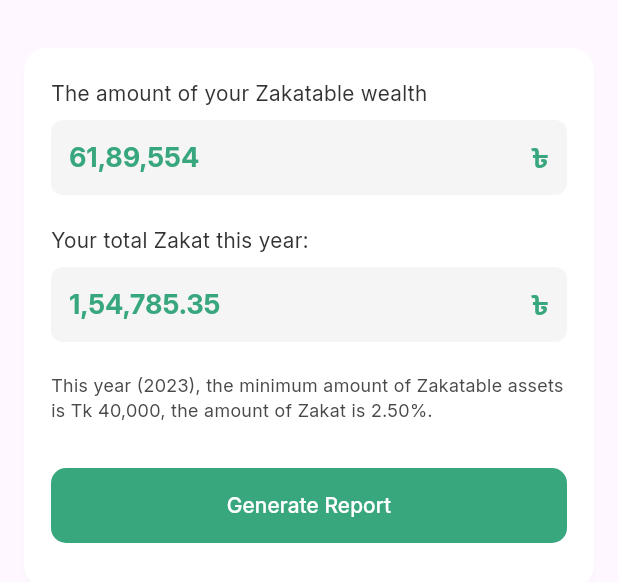
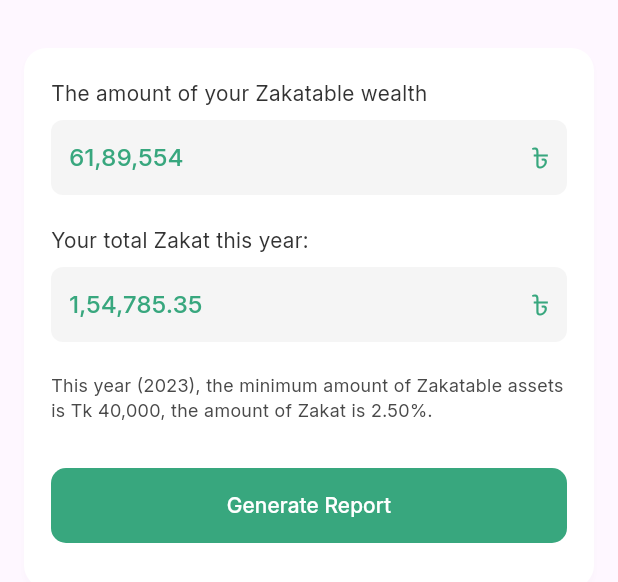
Before and after one commit to shakilmahmud10/muslim_pro, a Flutter app: the ZakatResultScreen widget shown alone on an empty page, opened directly with empty values, on a phone screen of 412 x 824 dp. Shown: the top 582 px of the screen. Run offline on Flutter 3.47's test engine with Material 3 defaults, Android fonts, the phone set to English and light mode, and no system bars; our stand-ins replace flutter_svg.

Commit message:
3 update

```diff
--- a/lib/zakat_Calculator/zakat_Calculator.dart
+++ b/lib/zakat_Calculator/zakat_Calculator.dart
@@ -166,7 +166,7 @@ class _ZakatInputFieldState extends State<ZakatInputField> {
                     fontWeight: FontWeight.w400,
                     color: _isFocused || widget.initialValuePresent
                         ? AppColors.primary
-                        : AppColors.textLight,
+                        : AppColors.textHint,
                     fontSize: 18,
                   ),
                 ),
@@ -528,7 +528,8 @@ class ZakatResultScreen extends StatelessWidget {
               Text(
                 value,
                 style: AppStyles.headerTitle.copyWith(
-                  fontSize: 18,
+                  fontSize: 16,
+                  fontWeight: FontWeight.w500,
                   color: AppColors.primary,
                 ),
               ),
@@ -536,7 +537,7 @@ class ZakatResultScreen extends StatelessWidget {
                 '৳',
                 style: TextStyle(
                   fontSize: 18,
-                  fontWeight: FontWeight.bold,
+                  // fontWeight: FontWeight.bold,
                   color: AppColors.primary,
                 ),
               ),
```
